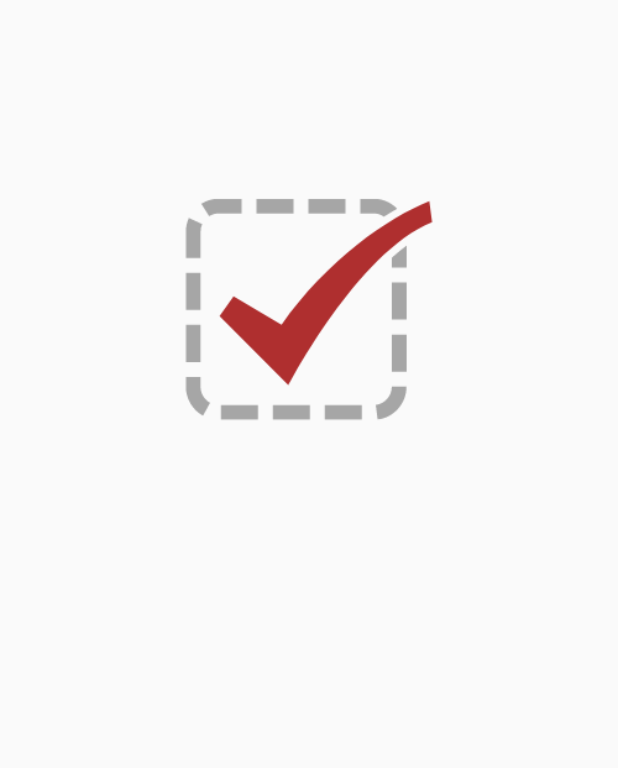
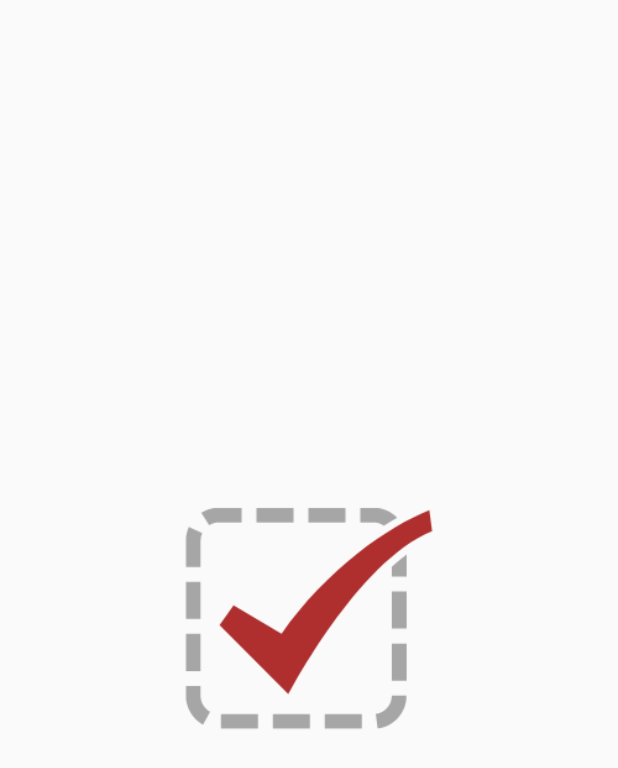
Before and after one commit to naveeramesh/Todo, a Flutter app: the screen it shows after launch, on a phone screen of 412 x 824 dp. Shown: the top 768 px of the screen. Run offline on Flutter 3.47's test engine with Material 2 defaults, Android fonts, the phone set to English and light mode, and no system bars; our stand-ins replace google_fonts.

```diff
--- /dev/null
+++ b/lib/constants/colors.dart
@@ -0,0 +1,6 @@
+import 'dart:ui';
+
+import 'package:flutter/material.dart';
+
+final Color background = Colors.white;
+final Color appcolor = Colors.red[800]!;
--- a/lib/main.dart
+++ b/lib/main.dart
@@ -10,6 +10,7 @@ class MyApp extends StatelessWidget {
   @override
   Widget build(BuildContext context) {
     return MaterialApp(
+        debugShowCheckedModeBanner: false,
         title: 'Flutter Demo',
         theme: ThemeData(
           primarySwatch: Colors.blue,
@@ -29,9 +30,16 @@ class _SplashScreenState extends State<SplashScreen> {
   @override
   Widget build(BuildContext context) {
     return Scaffold(
-      body: Column(children: [
-        Center(child: Container(child: Image.asset("assets/images/logo.png"),),)
-      ],),
+      body: Column(
+        mainAxisAlignment: MainAxisAlignment.center,
+        children: [
+          Center(
+            child: Container(
+              child: Image.asset("assets/images/logo.png"),
+            ),
+          ),
+        ],
+      ),
     );
   }
 }
```
Also changed, not shown: lib/constants/text.dart (added, +17 -0 lines), pubspec.yaml (+5 -72 lines), pubspec.lock.
